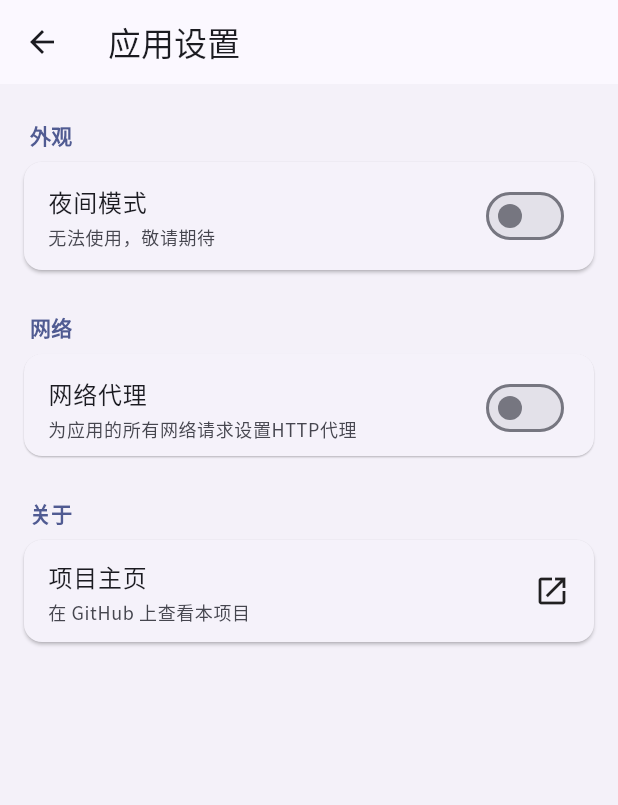
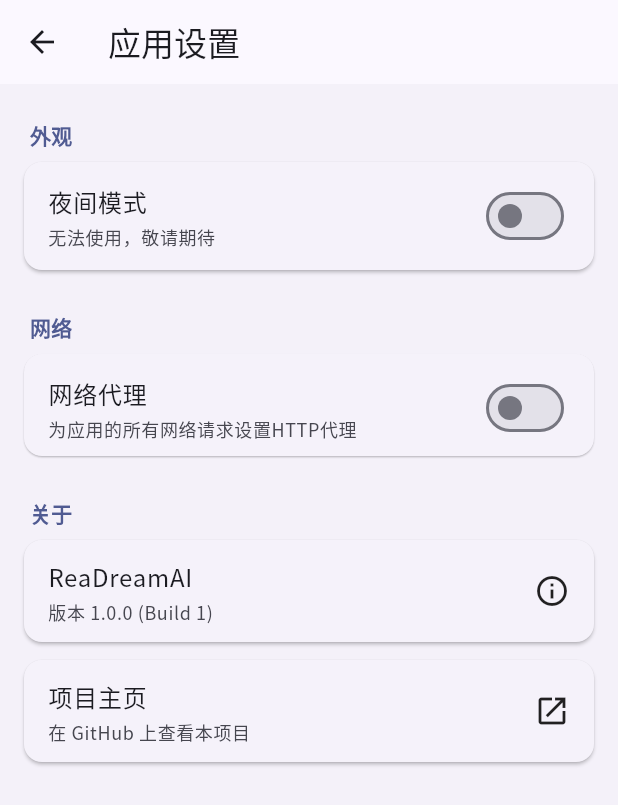
Before and after one commit to NEKOparapa/ReaDreamAI, a Flutter app: the screen it shows after launch, item 4 of the bottom bar chosen, after a tap on "应用设置", on a phone screen of 412 x 824 dp. Shown: the top 805 px of the screen. Run offline on Flutter 3.47's test engine with Material 3 defaults, Android fonts, the phone set to English and light mode, and no system bars; our stand-ins replace file_picker, pool, video_player; missing offline and left inert: desktop_drop, screen_retriever, tiktoken, window_manager; statements that could not run were skipped.

Commit message:
增加版本号

```diff
--- /dev/null
+++ b/lib/base/version/version.dart
@@ -0,0 +1,7 @@
+// lib/base/version.dart
+
+class AppVersion {
+  static const String appName = 'ReaDreamAI';
+  static const String version = '1.0.0';
+  static const String buildNumber = '1';
+}
--- a/lib/ui/settings/app_settings_page.dart
+++ b/lib/ui/settings/app_settings_page.dart
@@ -3,6 +3,7 @@
 import 'package:flutter/material.dart';
 import 'package:flutter/services.dart';
 import 'package:url_launcher/url_launcher.dart';
+import '../../base/version/version.dart';
 import '../../base/config_service.dart';
 import 'widgets/settings_widgets.dart';
 
@@ -19,6 +20,11 @@
   late bool _proxyEnabled;
   late TextEditingController _proxyPortController;
 
+  // 版本信息
+  String _appName = '';
+  String _version = '';
+  String _buildNumber = '';
+
   // GitHub 项目主页的 URL
   final Uri _githubUrl = Uri.parse('https://github.com/NEKOparapa/ReaDreamAI');
 
@@ -27,6 +33,7 @@
     super.initState();
     _proxyPortController = TextEditingController();
     _loadSettings();
+    _loadAppInfo();
 
     _proxyPortController.addListener(() {
       _onProxyPortChanged(_proxyPortController.text);
@@ -44,6 +51,15 @@
       _isDarkMode = _configService.getSetting<bool>('isDarkMode', false);
       _proxyEnabled = _configService.getSetting<bool>('proxy_enabled', false);
       _proxyPortController.text = _configService.getSetting<String>('proxy_port', '7890');
+    });
+  }
+
+  // 加载应用信息
+  void _loadAppInfo() {
+    setState(() {
+      _appName = AppVersion.appName;
+      _version = AppVersion.version;
+      _buildNumber = AppVersion.buildNumber;
     });
   }
 
@@ -118,8 +134,8 @@
                               Text(
                                 '为应用的所有网络请求设置HTTP代理',
                                 style: Theme.of(context).textTheme.bodySmall?.copyWith(
-                                      color: Theme.of(context).colorScheme.onSurfaceVariant,
-                                    ),
+                                  color: Theme.of(context).colorScheme.onSurfaceVariant,
+                                ),
                               ),
                             ],
                           ),
@@ -156,15 +172,47 @@
             ),
           ],
         ),
-
         SettingsGroup(
           title: '关于',
           children: [
+            // 版本信息卡片
+            SettingsCard(
+              title: _appName.isEmpty ? 'ReaDreamAI' : _appName,
+              subtitle: '版本 $_version (Build $_buildNumber)',
+              control: const Icon(Icons.info_outline),
+              onTap: () {
+                // 可选：点击显示更多版本信息
+                showDialog(
+                  context: context,
+                  builder: (BuildContext context) {
+                    return AlertDialog(
+                      title: Text(_appName),
+                      content: Column(
+                        mainAxisSize: MainAxisSize.min,
+                        crossAxisAlignment: CrossAxisAlignment.start,
+                        children: [
+                          Text('版本：$_version'),
+                          Text('Build：$_buildNumber'),
+                          const SizedBox(height: 8),
+                          const Text('基于AI的阅读助手应用'),
+                        ],
+                      ),
+                      actions: [
+                        TextButton(
+                          onPressed: () => Navigator.of(context).pop(),
+                          child: const Text('确定'),
+                        ),
+                      ],
+                    );
+                  },
+                );
+              },
+            ),
             SettingsCard(
               title: '项目主页',
               subtitle: '在 GitHub 上查看本项目',
-              control: const Icon(Icons.open_in_new), // 使用一个表示“打开新页面”的图标
-              onTap: () => _launchUrl(_githubUrl),   // 点击时调用跳转方法
+              control: const Icon(Icons.open_in_new),
+              onTap: () => _launchUrl(_githubUrl),
             ),
           ],
         ),
--- a/pubspec.yaml
+++ b/pubspec.yaml
@@ -66,6 +66,3 @@
     - family: NotoSansSC  # 这是你给字体起的名字，在代码中会用到
       fonts:
         - asset: assets/fonts/NotoSansSC-Regular.ttf
-        # 如果你有不同字重的字体文件，可以继续在这里添加
-        # - asset: assets/fonts/NotoSansSC-Bold.ttf
-        #   weight: 700
```
